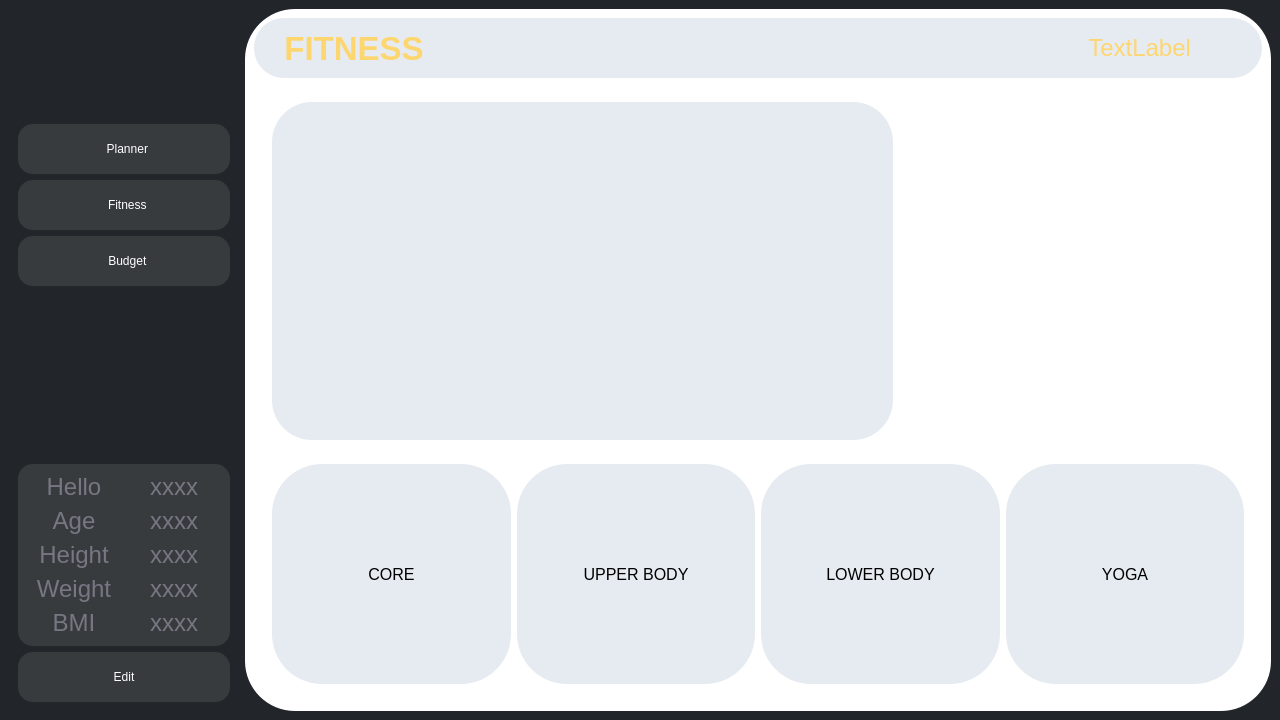
First picture: the form in K/fitness.ui, repository burr1to/kaizen, before the edit.
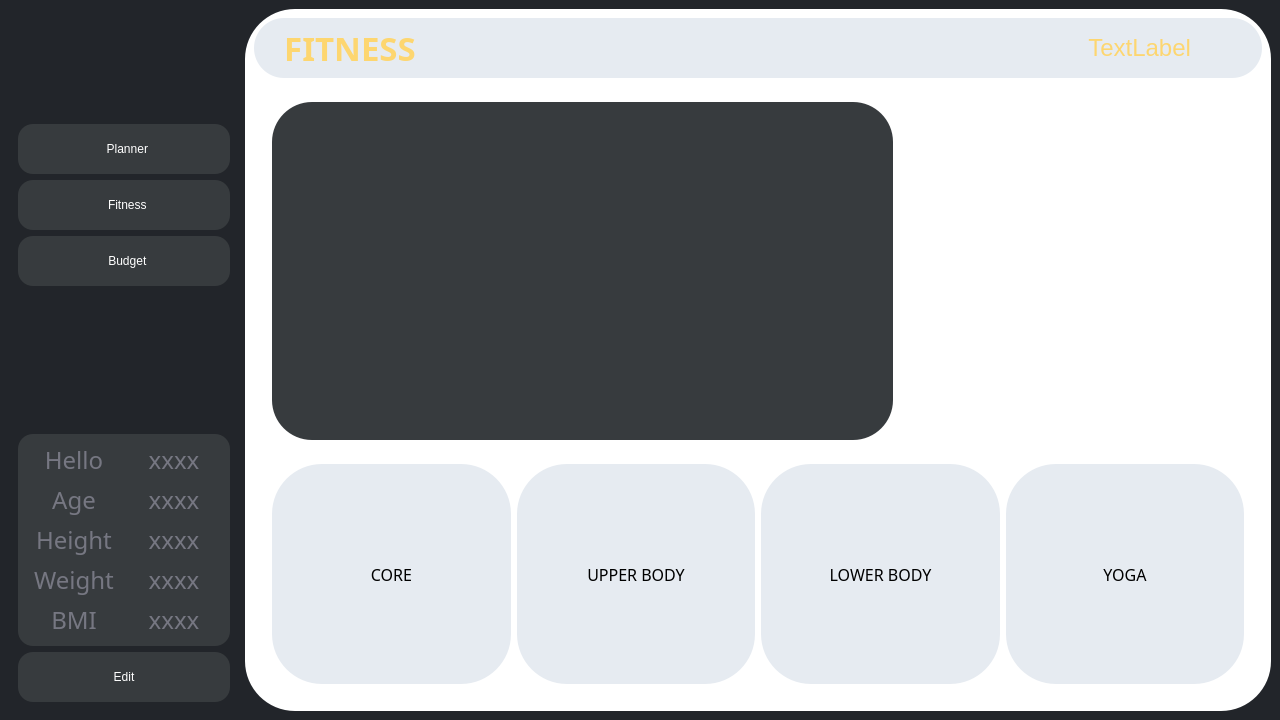
Second picture: the form after the edit. Icons and pictures are not drawn.

What changed in the file:
```diff
--- a/K/fitness.ui
+++ b/K/fitness.ui
@@ -223,6 +223,7 @@
                <widget class="QLabel" name="label_6">
                 <property name="font">
                  <font>
+                  <family>Foco</family>
                   <pointsize>-1</pointsize>
                   <italic>false</italic>
                   <bold>false</bold>
@@ -243,6 +244,7 @@
                <widget class="QLabel" name="helloname">
                 <property name="font">
                  <font>
+                  <family>Foco</family>
                   <pointsize>-1</pointsize>
                   <italic>false</italic>
                   <bold>false</bold>
@@ -267,6 +269,7 @@
                <widget class="QLabel" name="label_2">
                 <property name="font">
                  <font>
+                  <family>Foco</family>
                   <pointsize>-1</pointsize>
                   <italic>false</italic>
                   <bold>false</bold>
@@ -287,6 +290,7 @@
                <widget class="QLabel" name="age">
                 <property name="font">
                  <font>
+                  <family>Foco</family>
                   <pointsize>-1</pointsize>
                   <italic>false</italic>
                   <bold>false</bold>
@@ -311,6 +315,7 @@
                <widget class="QLabel" name="label_4">
                 <property name="font">
                  <font>
+                  <family>Foco</family>
                   <pointsize>-1</pointsize>
                   <italic>false</italic>
                   <bold>false</bold>
@@ -331,6 +336,7 @@
                <widget class="QLabel" name="height">
                 <property name="font">
                  <font>
+                  <family>Foco</family>
                   <pointsize>-1</pointsize>
                   <italic>false</italic>
                   <bold>false</bold>
@@ -355,6 +361,7 @@
                <widget class="QLabel" name="label_7">
                 <property name="font">
                  <font>
+                  <family>Foco</family>
                   <pointsize>-1</pointsize>
                   <italic>false</italic>
                   <bold>false</bold>
@@ -375,6 +382,7 @@
                <widget class="QLabel" name="weight">
                 <property name="font">
                  <font>
+                  <family>Foco</family>
                   <pointsize>-1</pointsize>
                   <italic>false</italic>
                   <bold>false</bold>
@@ -399,6 +407,7 @@
                <widget class="QLabel" name="label_9">
                 <property name="font">
                  <font>
+                  <family>Foco</family>
                   <pointsize>-1</pointsize>
                   <italic>false</italic>
                   <bold>false</bold>
@@ -419,6 +428,7 @@
                <widget class="QLabel" name="bmi">
                 <property name="font">
                  <font>
+                  <family>Foco</family>
                   <pointsize>-1</pointsize>
                   <italic>false</italic>
                   <bold>false</bold>
@@ -539,6 +549,7 @@
             </property>
             <property name="font">
              <font>
+              <family>FONTSPRING DEMO - Pontiac Black</family>
               <pointsize>25</pointsize>
               <italic>false</italic>
               <bold>true</bold>
@@ -643,7 +654,7 @@
              <item>
               <widget class="QFrame" name="frame_6">
                <property name="styleSheet">
-                <string notr="true">background-color: rgb(230, 235, 241);
+                <string notr="true">background-color: rgb(55, 59, 62);
 border-radius:40px;</string>
                </property>
                <property name="frameShape">
@@ -682,6 +693,7 @@
            <widget class="QFrame" name="frame_3">
             <property name="font">
              <font>
+              <family>Foco</family>
               <pointsize>12</pointsize>
               <italic>false</italic>
               <bold>false</bold>
@@ -712,6 +724,7 @@
                </property>
                <property name="font">
                 <font>
+                 <family>Foco</family>
                  <pointsize>12</pointsize>
                  <italic>false</italic>
                  <bold>false</bold>
@@ -735,6 +748,7 @@
                </property>
                <property name="font">
                 <font>
+                 <family>Foco</family>
                  <pointsize>12</pointsize>
                  <italic>false</italic>
                  <bold>false</bold>
@@ -758,6 +772,7 @@
                </property>
                <property name="font">
                 <font>
+                 <family>Foco</family>
                  <pointsize>12</pointsize>
                  <italic>false</italic>
                  <bold>false</bold>
@@ -781,6 +796,7 @@
                </property>
                <property name="font">
                 <font>
+                 <family>Foco</family>
                  <pointsize>12</pointsize>
                  <italic>false</italic>
                  <bold>false</bold>
```
